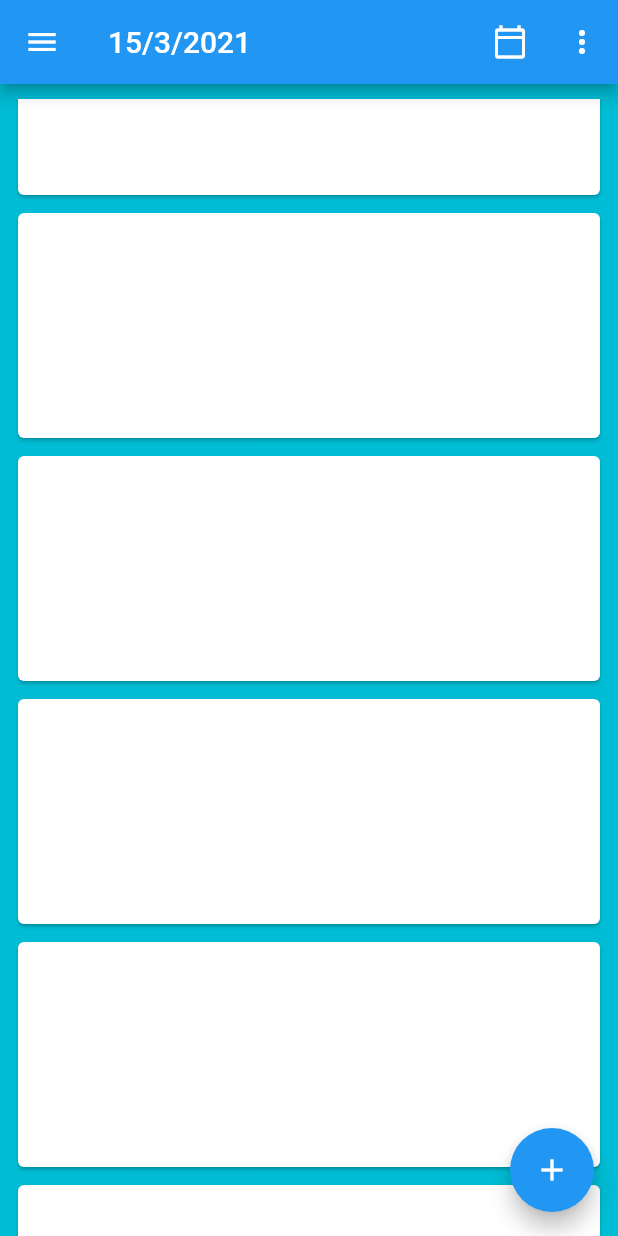
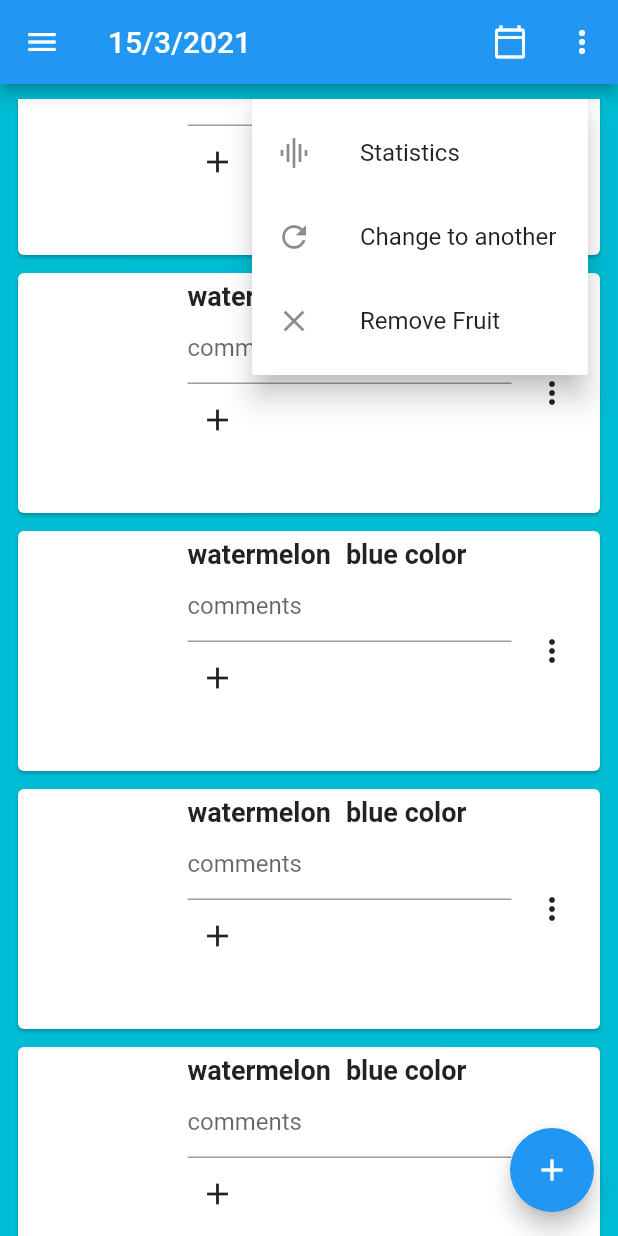
Before and after one commit to DoodlePeach/fruitapp_gif, a Flutter app: the screen it shows after launch, scrolled down 576 dp, after a tap on the "more vert" icon, on a phone screen of 412 x 824 dp. Run offline on Flutter 3.47's test engine with Material 2 defaults, Android fonts, the phone set to English and light mode, and no system bars; our stand-ins replace fluttertoast, permission_handler, sqflite, table_calendar; accounts and stored records are empty.

Commit message:
Fixed provider issues and integrated calender, dropdown menus.

```diff
--- a/lib/main.dart
+++ b/lib/main.dart
@@ -10,7 +10,15 @@ import 'package:provider/provider.dart';
 Future<void> main() async {
   WidgetsFlutterBinding.ensureInitialized();
   // Get storage permission from user
-  runApp(MyApp());
+  runApp(MultiProvider(
+    providers: [
+      ChangeNotifierProvider(create: (_) => CalenderModel()),
+      ChangeNotifierProvider(create: (_) => DayModel())
+    ],
+    builder: (context, widget) {
+      return MyApp();
+    },
+  ));
 
   var status = await Permission.storage.status;
   if (status.isUndetermined) {
@@ -23,6 +31,10 @@ Future<void> main() async {
 }
 
 class MyApp extends StatelessWidget {
+  final ChangeNotifierProvider calenderModel =
+      ChangeNotifierProvider(create: (_) => CalenderModel());
+  final ChangeNotifierProvider dayModel =
+      ChangeNotifierProvider(create: (_) => DayModel());
   // This widget is the root of your application.
   @override
   Widget build(BuildContext context) {
@@ -32,15 +44,11 @@ class MyApp extends StatelessWidget {
         primarySwatch: Colors.blue,
         visualDensity: VisualDensity.adaptivePlatformDensity,
       ),
-      home: MultiProvider(
-        providers: [
-          ChangeNotifierProvider(create: (_) => CalenderModel()),
-          ChangeNotifierProvider(create: (_) => DayModel())
-        ],
-        builder: (context, widget) {
-          return DayPage();
-        },
-      ),
+      initialRoute: '/day',
+      routes: {
+        '/day': (_) => DayPage(),
+        '/calender': (_) => CalenderWidget(),
+      },
     );
   }
 }
--- a/lib/models/day_model.dart
+++ b/lib/models/day_model.dart
@@ -24,6 +24,15 @@ class DayModel extends ChangeNotifier {
     else if (newIndex - currentIndex < 0) previous();
   }
 
+  void setNewDate(DateTime newDate) {
+    final int difference = currentDate.difference(newDate).inDays;
+
+    currentIndex -= difference;
+    currentDate = newDate;
+
+    notifyListeners();
+  }
+
   void next() {
     currentDate = currentDate.add(new Duration(days: 1));
     currentIndex++;
--- a/lib/screens/calender.dart
+++ b/lib/screens/calender.dart
@@ -1,5 +1,6 @@
 import 'package:flutter/material.dart';
 import 'package:fruitapp/models/calender_model.dart';
+import 'package:fruitapp/models/day_model.dart';
 import 'package:fruitapp/widgets/appbar.dart';
 import 'package:provider/provider.dart';
 import 'package:table_calendar/table_calendar.dart';
@@ -15,8 +16,12 @@ class CalenderWidget extends StatelessWidget {
       body: Container(
         child: TableCalendar(
           calendarController: calendarController,
-          onDaySelected:
-              Provider.of<CalenderModel>(context, listen: false).onDateSelected,
+          initialSelectedDay:
+              Provider.of<DayModel>(context, listen: false).currentDate,
+          onDaySelected: (DateTime selected, _, __) {
+            Provider.of<DayModel>(context, listen: false).setNewDate(selected);
+            Navigator.pushNamed(context, '/day');
+          },
         ),
       ),
     );
--- a/lib/screens/day.dart
+++ b/lib/screens/day.dart
@@ -18,35 +18,7 @@ class DayPage extends StatelessWidget {
                   child: ListView.builder(itemBuilder: (context, index) {
                     return Container(
                       padding: EdgeInsets.fromLTRB(8, 0, 8, 4),
-                      child: Card(
-                        child: Row(
-                          children: [
-                            Expanded(
-                              child: SizedBox(
-                                width: 50,
-                                height: 150,
-                              ),
-                              flex: 2,
-                            ),
-                            Expanded(
-                              child: Container(
-                                child: SizedBox(
-                                  width: 100,
-                                  height: 150,
-                                ),
-                              ),
-                              flex: 4,
-                            ),
-                            Expanded(
-                              child: SizedBox(
-                                width: 55,
-                                height: 150,
-                              ),
-                              flex: 1,
-                            ),
-                          ],
-                        ),
-                      ),
+                      child: DayCardWidget(),
                     );
                   }),
                 );
@@ -67,3 +39,101 @@ class DayPage extends StatelessWidget {
     );
   }
 }
+
+enum PopupSelection { statistics, change, delete }
+
+class DayCardWidget extends StatelessWidget {
+  @override
+  Widget build(BuildContext context) {
+    return Card(
+      child: Container(
+        padding: EdgeInsets.all(5),
+        child: Row(
+          children: [
+            Expanded(
+              child: SizedBox(
+                width: 50,
+                height: 150,
+              ),
+              flex: 2,
+            ),
+            Expanded(
+              child: Container(
+                width: 100,
+                height: 150,
+                child: Column(
+                  crossAxisAlignment: CrossAxisAlignment.start,
+                  children: [
+                    Row(
+                      children: [
+                        Text(
+                          "watermelon",
+                          style: TextStyle(
+                              fontWeight: FontWeight.bold, fontSize: 18),
+                        ),
+                        SizedBox(
+                          width: 10,
+                        ),
+                        Text("blue color",
+                            style: TextStyle(
+                                fontWeight: FontWeight.bold, fontSize: 18))
+                      ],
+                    ),
+                    TextField(
+                      decoration: const InputDecoration(hintText: "comments"),
+                    ),
+                    IconButton(
+                        alignment: Alignment.centerLeft,
+                        icon: Icon(Icons.add),
+                        onPressed: () {
+                          // TODO: Implement
+                        })
+                  ],
+                ),
+              ),
+              flex: 4,
+            ),
+            Expanded(
+              child: Container(
+                width: 55,
+                height: 150,
+                alignment: Alignment.center,
+                child: PopupMenuButton(
+                  onSelected: (PopupSelection result) {
+                    // TODO: Implement
+                  },
+                  icon: Icon(Icons.more_vert),
+                  itemBuilder: (BuildContext context) =>
+                      <PopupMenuEntry<PopupSelection>>[
+                    const PopupMenuItem(
+                      child: ListTile(
+                        leading: Icon(Icons.graphic_eq),
+                        title: Text("Statistics"),
+                      ),
+                      value: PopupSelection.statistics,
+                    ),
+                    const PopupMenuItem(
+                      child: ListTile(
+                        leading: Icon(Icons.refresh),
+                        title: Text("Change to another"),
+                      ),
+                      value: PopupSelection.change,
+                    ),
+                    const PopupMenuItem(
+                      child: ListTile(
+                        leading: Icon(Icons.clear),
+                        title: Text("Remove Fruit"),
+                      ),
+                      value: PopupSelection.delete,
+                    ),
+                  ],
+                ),
+              ),
+              flex: 1,
+            ),
+          ],
+        ),
+      ),
+    );
+  }
+}
--- a/lib/widgets/appbar.dart
+++ b/lib/widgets/appbar.dart
@@ -1,6 +1,5 @@
 import 'package:flutter/material.dart';
 import 'package:fruitapp/models/day_model.dart';
-import 'package:fruitapp/screens/calender.dart';
 import 'package:provider/provider.dart';
 
 class StandardAppBar extends StatelessWidget implements PreferredSizeWidget {
@@ -11,8 +10,7 @@ class StandardAppBar extends StatelessWidget implements PreferredSizeWidget {
         IconButton(
             icon: Icon(Icons.calendar_today_outlined),
             onPressed: () {
-              Navigator.push(context,
-                  MaterialPageRoute(builder: (context) => CalenderWidget()));
+              Navigator.pushNamed(context, '/calender');
             }),
         IconButton(icon: Icon(Icons.more_vert), onPressed: () {})
       ],
```
